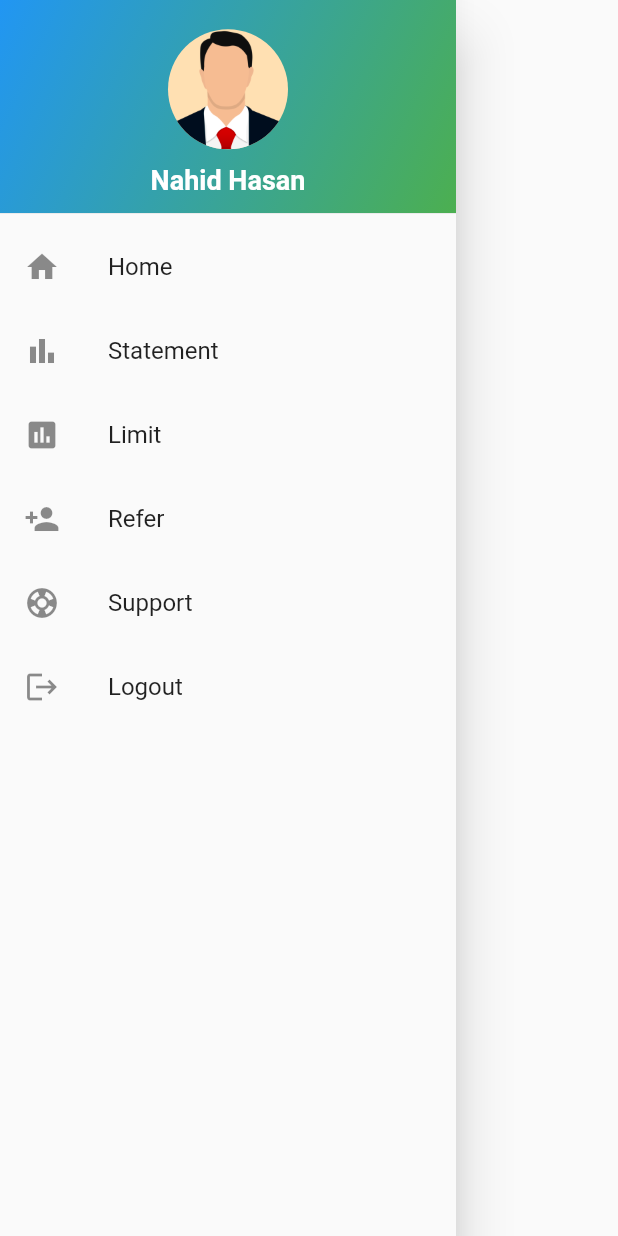
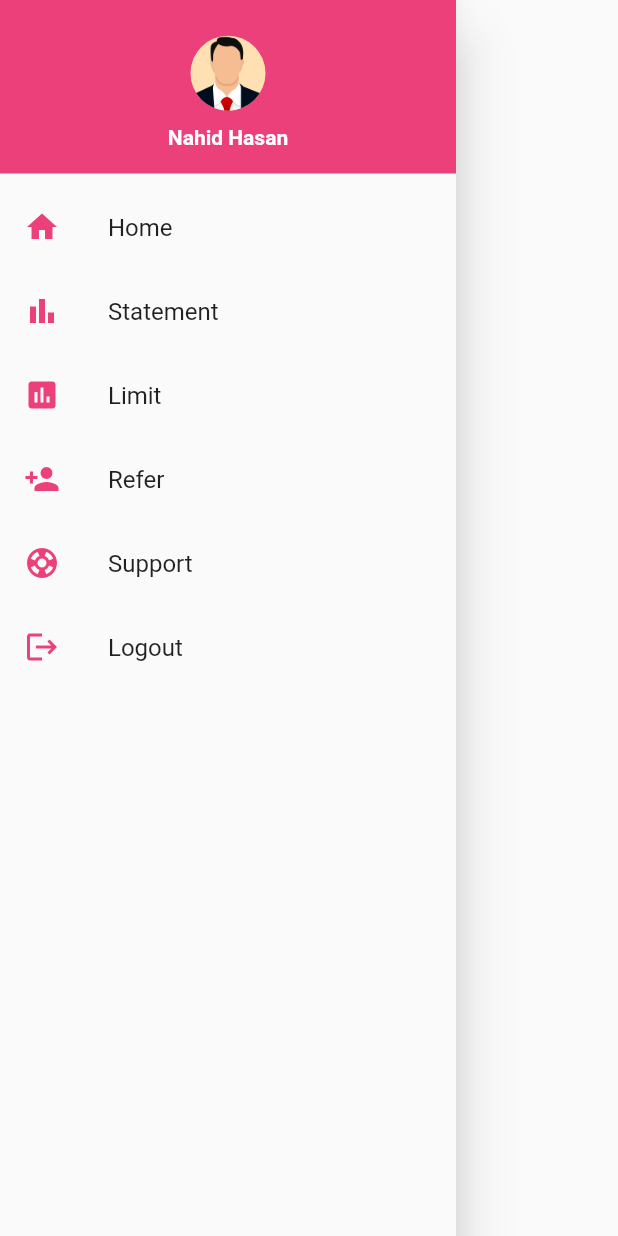
Before and after one commit to Nahidjc/tcash-app, a Flutter app: the AppDrawer widget shown alone on an empty page, opened directly, on a phone screen of 412 x 824 dp. Run offline on Flutter 3.47's test engine with Material 2 defaults, Android fonts, the phone set to English and light mode, and no system bars; our stand-ins replace flutter_spinkit, image_picker; missing offline and left inert: fluttercontactpicker, qr_code_scanner; network calls fail.

Commit message:
fixed drawer issue

```diff
--- a/lib/pages/app_drawer.dart
+++ b/lib/pages/app_drawer.dart
@@ -1,39 +1,32 @@
 import 'package:flutter/material.dart';
 
 class AppDrawer extends StatelessWidget {
-  const AppDrawer({super.key});
+  const AppDrawer({Key? key});
+
   @override
   Widget build(BuildContext context) {
     return Drawer(
+      child: SafeArea(
         child: ListView(
           padding: EdgeInsets.zero,
           children: [
             Container(
-              height: 150,
-              child: const DrawerHeader(
-            decoration: BoxDecoration(
-              gradient: LinearGradient(
-                colors: [
-                  Colors.blue,
-                  Colors.green,
-                ],
-                begin: Alignment.topLeft,
-                end: Alignment.bottomRight,
-              ),
-            ),
-            child: Center(
+              height: MediaQuery.of(context).size.width * 0.3,
+              child: DrawerHeader(
+                decoration: BoxDecoration(color: Colors.pink.shade400),
+                child: const Center(
                   child: Column(
                     mainAxisAlignment: MainAxisAlignment.center,
                     children: [
                       CircleAvatar(
-                    radius: 40,
+                        radius: 25,
                         backgroundImage: AssetImage('assets/images/avatar.png'),
                       ),
                       SizedBox(height: 10),
                       Text(
                         'Nahid Hasan',
                         style: TextStyle(
-                      fontSize: 18,
+                          fontSize: 14,
                           color: Colors.white,
                           fontWeight: FontWeight.bold,
                         ),
@@ -41,51 +34,53 @@ class AppDrawer extends StatelessWidget {
                     ],
                   ),
                 ),
-              )),
+              ),
+            ),
             ListTile(
-            leading: const Icon(Icons.home),
+              leading: Icon(Icons.home, color: Colors.pink.shade400),
               title: const Text('Home'),
               onTap: () {
-              // TODO: Navigate to Home Page
+                // Handle onTap
               },
             ),
             ListTile(
-            leading: const Icon(Icons.bar_chart),
+              leading: Icon(Icons.bar_chart, color: Colors.pink.shade400),
               title: const Text('Statement'),
               onTap: () {
-              // TODO: Navigate to Statement Page
+                // Handle onTap
               },
             ),
             ListTile(
-            leading: const Icon(Icons.assessment),
+              leading: Icon(Icons.assessment, color: Colors.pink.shade400),
               title: const Text('Limit'),
               onTap: () {
-              // TODO: Navigate to Limit Page
+                // Handle onTap
               },
             ),
             ListTile(
-            leading: const Icon(Icons.person_add),
+              leading: Icon(Icons.person_add, color: Colors.pink.shade400),
               title: const Text('Refer'),
               onTap: () {
-              // TODO: Navigate to Refer Page
+                // Handle onTap
               },
             ),
             ListTile(
-            leading: const Icon(Icons.support),
+              leading: Icon(Icons.support, color: Colors.pink.shade400),
               title: const Text('Support'),
               onTap: () {
-              // TODO: Navigate to Support Page
+                // Handle onTap
               },
             ),
             ListTile(
-            leading: const Icon(Icons.logout),
+              leading: Icon(Icons.logout, color: Colors.pink.shade400),
               title: const Text('Logout'),
               onTap: () {
-              // TODO: Perform Logout
+                // Handle onTap
               },
             ),
           ],
         ),
+      ),
     );
   }
 }
```
Lines whose indentation alone changed are shown as unchanged.
